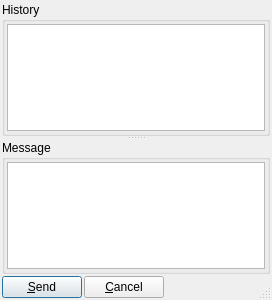
Before: the Qt Designer form Client/qtTeamTalk/textmessage.ui in BearWare/TeamTalk5, drawn with Qt 5.
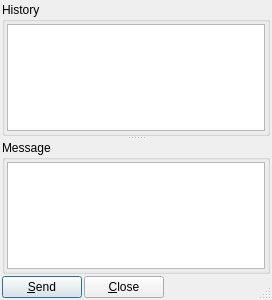
After: the same form once the commit is applied. Custom widgets are drawn as their Qt base class.

Commit message: Rename "Cancel" button to "Close" on text message dialog

```diff
--- a/Client/qtTeamTalk/textmessage.ui
+++ b/Client/qtTeamTalk/textmessage.ui
@@ -133,7 +133,7 @@
         </sizepolicy>
        </property>
        <property name="text">
-        <string>&amp;Cancel</string>
+        <string>&amp;Close</string>
        </property>
       </widget>
      </item>
```
